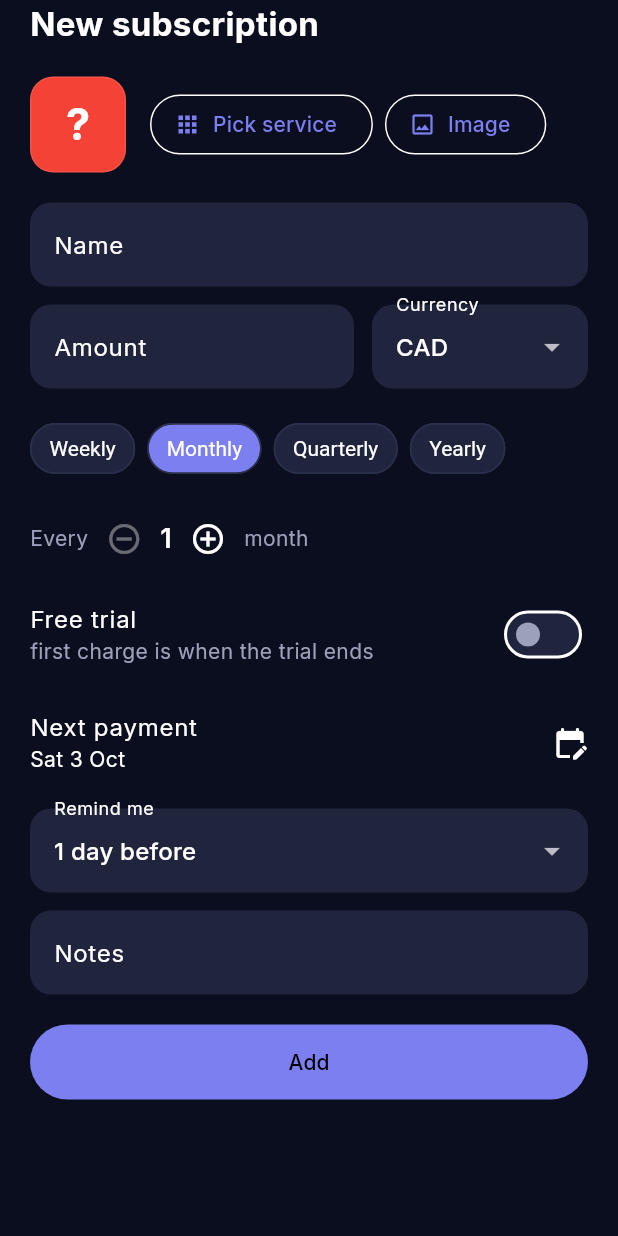
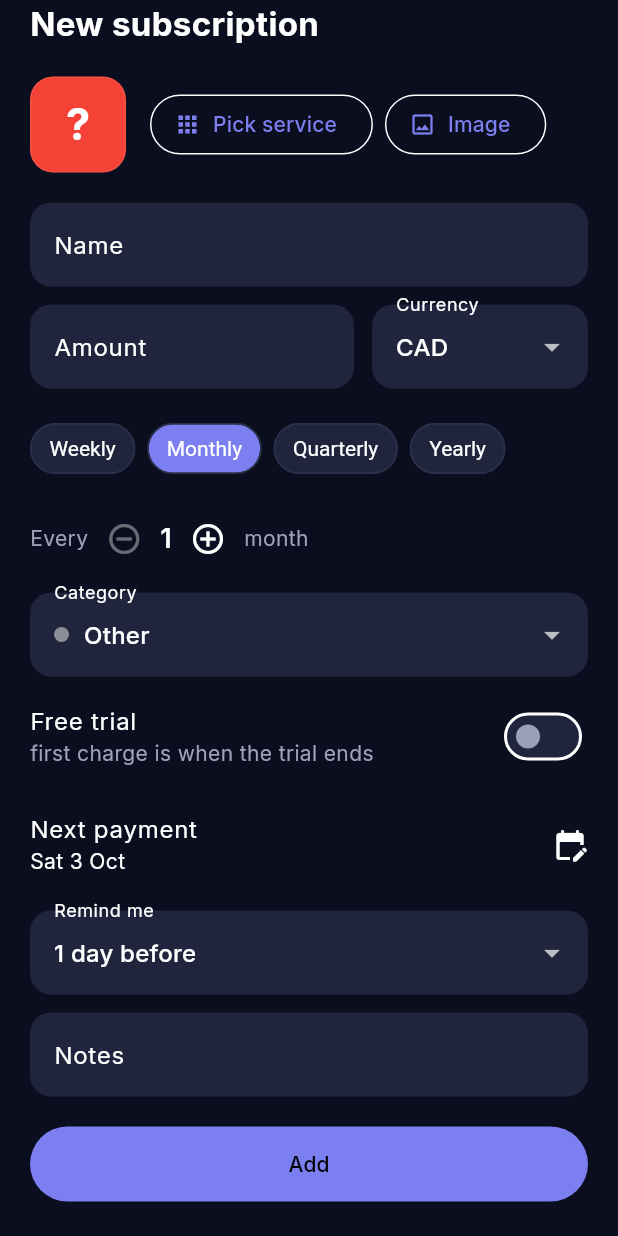
Before and after one commit to lwwdev/subdate, a Flutter app: the EditSubscriptionSheet widget shown alone on an empty page, opened directly, on a phone screen of 412 x 824 dp. Run offline on Flutter 3.47's test engine with Material 3 defaults, Android fonts, the phone set to English and light mode, and no system bars; our stand-ins replace flutter_local_notifications, flutter_riverpod, flutter_timezone, google_fonts, hive_ce_flutter, image_picker and 2 more; accounts and stored records are empty; network calls fail.

Commit message:
pick category in the form

```diff
--- a/lib/ui/edit_subscription_sheet.dart
+++ b/lib/ui/edit_subscription_sheet.dart
@@ -8,6 +8,7 @@ import '../brand/brand_catalog.dart';
 import '../data/providers.dart';
 import '../format.dart';
 import '../logic/renewals.dart';
+import '../models/category.dart';
 import '../models/subscription.dart';
 import '../theme.dart';
 import 'brand_picker.dart';
@@ -42,6 +43,7 @@ class _EditSubscriptionSheetState extends ConsumerState<EditSubscriptionSheet> {
   late bool _trial;
   late bool _paused;
   String? _brandKey;
+  String? _category;
   Uint8List? _image;
   String? _error;
 
@@ -64,6 +66,7 @@ class _EditSubscriptionSheetState extends ConsumerState<EditSubscriptionSheet> {
     _trial = e?.trial ?? false;
     _paused = e?.paused ?? false;
     _brandKey = e?.brandKey;
+    _category = e?.category;
     _image = e?.customImage;
   }
 
@@ -90,6 +93,7 @@ class _EditSubscriptionSheetState extends ConsumerState<EditSubscriptionSheet> {
     trial: _trial,
     paused: _paused,
     notes: _notes.text.trim(),
+    category: _category,
   );
 
   // keep the original start date if the user didnt actually move the date,
@@ -161,6 +165,7 @@ class _EditSubscriptionSheetState extends ConsumerState<EditSubscriptionSheet> {
             remindDaysBefore: d.remindDaysBefore,
             trial: d.trial,
             notes: d.notes,
+            category: d.category,
           )
         : d;
     await ref.read(subsProvider.notifier).save(s);
@@ -285,6 +290,25 @@ class _EditSubscriptionSheetState extends ConsumerState<EditSubscriptionSheet> {
                 Text(_unit(), style: const TextStyle(color: AppColors.muted)),
               ],
             ),
+            const SizedBox(height: 12),
+            // only stored once the user picks one, otherwise it follows the brand
+            DropdownButtonFormField<Category>(
+              key: ValueKey(categoryOf(_draft)),
+              initialValue: categoryOf(_draft),
+              decoration: const InputDecoration(labelText: 'Category'),
+              items: [
+                for (final c in Category.values)
+                  DropdownMenuItem(
+                    value: c,
+                    child: Row(children: [
+                      Container(width: 10, height: 10, decoration: BoxDecoration(color: c.color, shape: BoxShape.circle)),
+                      const SizedBox(width: 10),
+                      Text(c.label),
+                    ]),
+                  ),
+              ],
+              onChanged: (v) => setState(() => _category = v!.name),
+            ),
             const SizedBox(height: 4),
             SwitchListTile(
               contentPadding: EdgeInsets.zero,
```
